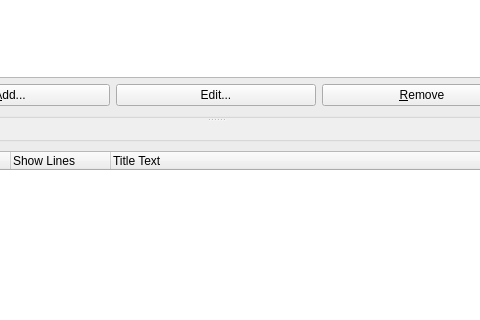
Above: examples/HeaderFooterLegends/mainwindow.ui from KDAB/KDChart before the change; both pictures show x 111 to 591 and y 179 to 499 of the 885 by 597 pixel window. Below: the same form after it.
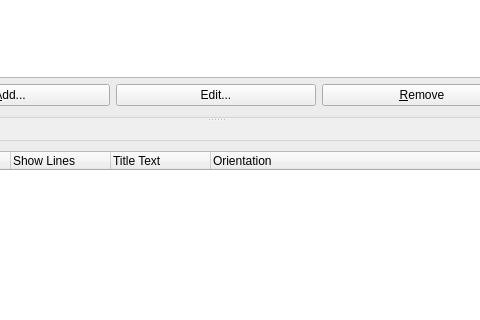
That is the form after the change. Icons and pictures are not drawn.

```diff
--- a/examples/HeaderFooterLegends/mainwindow.ui
+++ b/examples/HeaderFooterLegends/mainwindow.ui
@@ -26,11 +26,11 @@
     <number>6</number>
    </property>
    <item>
-    <widget class="QSplitter" name="" >
+    <widget class="QSplitter" name="splitter" >
      <property name="orientation" >
       <enum>Qt::Horizontal</enum>
      </property>
-     <widget class="QSplitter" name="" >
+     <widget class="QSplitter" name="splitter" >
       <property name="orientation" >
        <enum>Qt::Vertical</enum>
       </property>
@@ -120,6 +120,11 @@
             <string>Title Text</string>
            </property>
           </column>
+          <column>
+           <property name="text" >
+            <string>Orientation</string>
+           </property>
+          </column>
          </widget>
         </item>
         <item>
```
